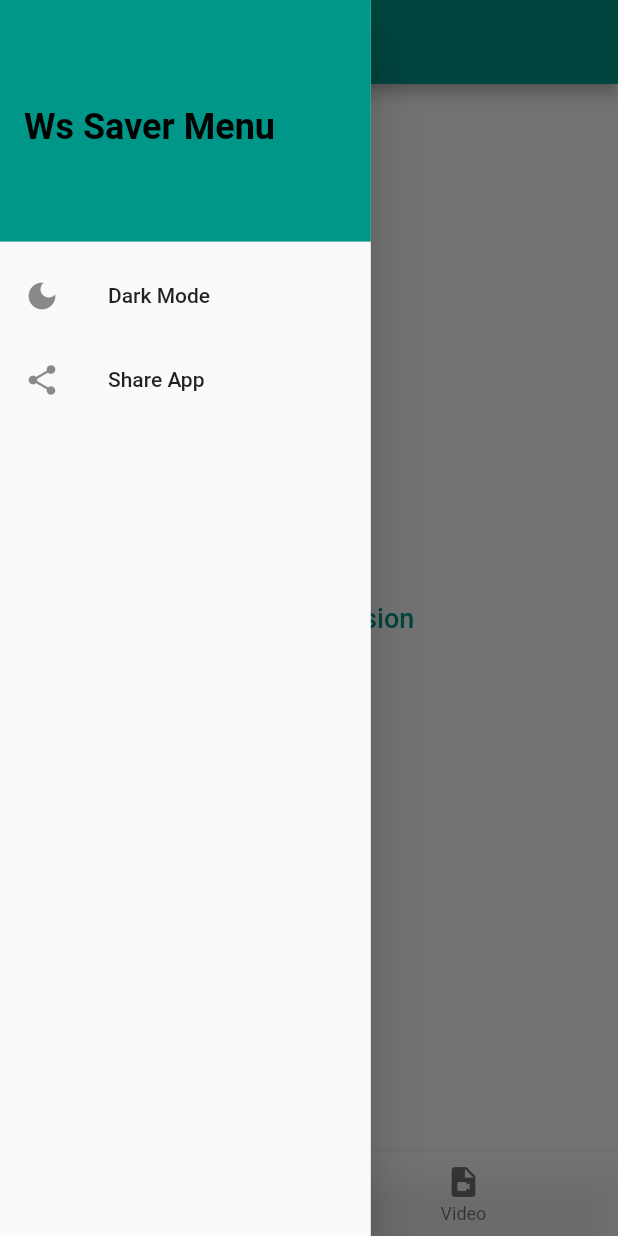
After one commit to shyam200/WhatsApp-Stattus-Saver-App, a Flutter app: the screen it shows after launch, in the side drawer, after a tap on "Dark Mode", on a phone screen of 412 x 824 dp. The commit adds this screen. Run offline on Flutter 3.47's test engine with Material 2 defaults, Android fonts, the light colour scheme and no system bars; our stand-ins replace chewie, device_info_plus, equatable, flutter_bloc, gallery_saver, get_it and 4 more; missing offline and left inert: saf, video_thumbnail.

Commit message:
added share feature

```diff
--- a/whats_app_status_saver/lib/business_layer/image_page_bloc.dart/image_page_state.dart
+++ b/whats_app_status_saver/lib/business_layer/image_page_bloc.dart/image_page_state.dart
@@ -13,3 +13,5 @@ class ImagePageLoadingState extends ImagePageState {}
 class GalleryImageDownloadedSuccessState extends ImagePageState {
   const GalleryImageDownloadedSuccessState();
 }
+
+class ImageAddedToWishlistState extends ImagePageState {}
--- a/whats_app_status_saver/lib/business_layer/video_page_bloc.dart/video_page_state.dart
+++ b/whats_app_status_saver/lib/business_layer/video_page_bloc.dart/video_page_state.dart
@@ -13,3 +13,5 @@ class VideoPageLoadingState extends VideoPageState {}
 class GalleryVideoDownloadedSuccessState extends VideoPageState {
   const GalleryVideoDownloadedSuccessState();
 }
+
+class VideoAddedToWishlistState extends VideoPageState {}
--- /dev/null
+++ b/whats_app_status_saver/lib/presentation_layer/main_page/widgets/ws_drawer.dart
@@ -0,0 +1,51 @@
+import 'package:flutter/material.dart';
+
+import '../../../resources/text_styles.dart';
+
+class WSDrawer extends StatelessWidget {
+  const WSDrawer({
+    Key? key,
+  }) : super(key: key);
+
+  @override
+  Widget build(BuildContext context) {
+    return Drawer(
+        width: MediaQuery.of(context).size.width * 0.6,
+        child: ListView(
+          padding: EdgeInsets.zero,
+          children: [
+            _buildDrawerHeader(),
+            _buildDrawerItems(
+                title: 'Dark Mode', icon: Icons.dark_mode, onTap: () {}),
+            _buildDrawerItems(
+                title: 'Share App', icon: Icons.share, onTap: () {}),
+          ],
+        ));
+  }
+
+  DrawerHeader _buildDrawerHeader() {
+    return DrawerHeader(
+      decoration: const BoxDecoration(color: Colors.teal),
+      child: Align(
+        alignment: Alignment.centerLeft,
+        child: Text(
+          'Ws Saver Menu',
+          style: TextStyles.headingText.copyWith(fontSize: 24),
+          textAlign: TextAlign.start,
+        ),
+      ),
+    );
+  }
+
+  ListTile _buildDrawerItems({
+    required String title,
+    required IconData icon,
+    required Function() onTap,
+  }) {
+    return ListTile(
+      leading: Icon(icon),
+      title: Text(title),
+      onTap: onTap,
+    );
+  }
+}
--- a/whats_app_status_saver/lib/presentation_layer/video_page/video_detail_page.dart
+++ b/whats_app_status_saver/lib/presentation_layer/video_page/video_detail_page.dart
@@ -66,7 +66,6 @@ class _VideoDetailPageState extends State<VideoDetailPage> {
                     const Spacer(),
                     WSDetailViewButtons(
                       onDownloadTap: _onDownloadTap,
-                      onWishlistTap: _onWishlistTap,
                       onShareTap: _onShareTap,
                     )
                   ],
@@ -89,5 +88,7 @@ class _VideoDetailPageState extends State<VideoDetailPage> {
 
   _onWishlistTap() {}
 
-  _onShareTap() {}
+  _onShareTap() {
+    widget.bloc.add(StatusVideoShareEvent(widget.video));
+  }
 }
--- a/whats_app_status_saver/lib/resources/margin_keys.dart
+++ b/whats_app_status_saver/lib/resources/margin_keys.dart
@@ -1,6 +1,6 @@
 class MarginKeys {
   static const double commonHorzontalAndVerticalPadding = 20.0;
-
+  static const double commonHorzontalAndVerticalMargin = 20;
   static const gridMainAxisSpacing = 20.0;
   static const gridCrossAxisSpacing = 20.0;
 }
--- a/whats_app_status_saver/pubspec.yaml
+++ b/whats_app_status_saver/pubspec.yaml
@@ -44,7 +44,7 @@ dependencies:
   video_player: ^2.6.0
   chewie: ^1.4.0
   provider: ^6.0.5
-  share_plus: ^6.3.1
+  share_plus: ^6.3.4
   flutter_bloc: ^8.1.2
   get_it: ^7.2.0
   equatable: ^2.0.5
```
Also changed, not shown: whats_app_status_saver/lib/business_layer/image_page_bloc.dart/image_page_bloc.dart (+15 -2 lines), whats_app_status_saver/lib/business_layer/image_page_bloc.dart/image_page_event.dart (+14 -2 lines), whats_app_status_saver/lib/business_layer/main_page_bloc/main_page_bloc.dart (+0 -18 lines), whats_app_status_saver/lib/business_layer/video_page_bloc.dart/video_page_bloc.dart (+12 -0 lines), whats_app_status_saver/lib/business_layer/video_page_bloc.dart/video_page_event.dart (+12 -0 lines), whats_app_status_saver/lib/presentation_layer/image_page/image_detail_page.dart (+9 -6 lines), whats_app_status_saver/lib/presentation_layer/main_page/main_page.dart (+2 -28 lines), whats_app_status_saver/lib/presentation_layer/ws_detail_view_buttons.dart (+13 -28 lines), whats_app_status_saver/pubspec.lock.
